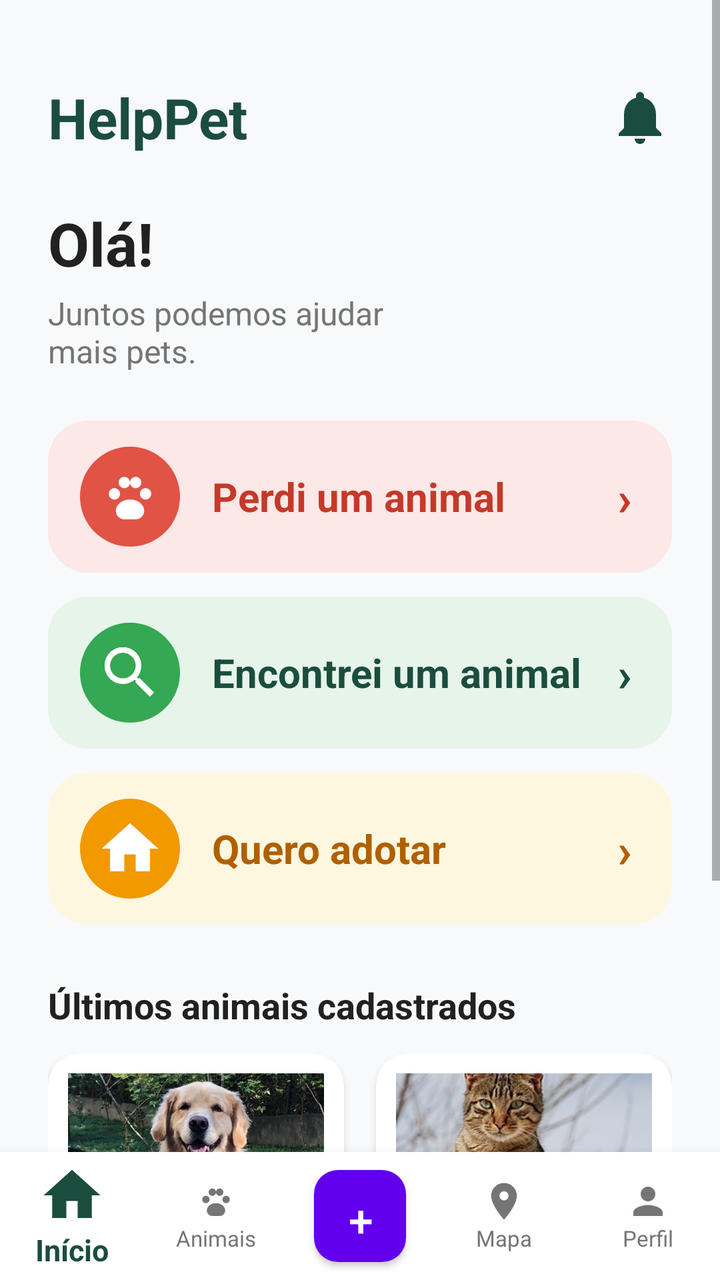
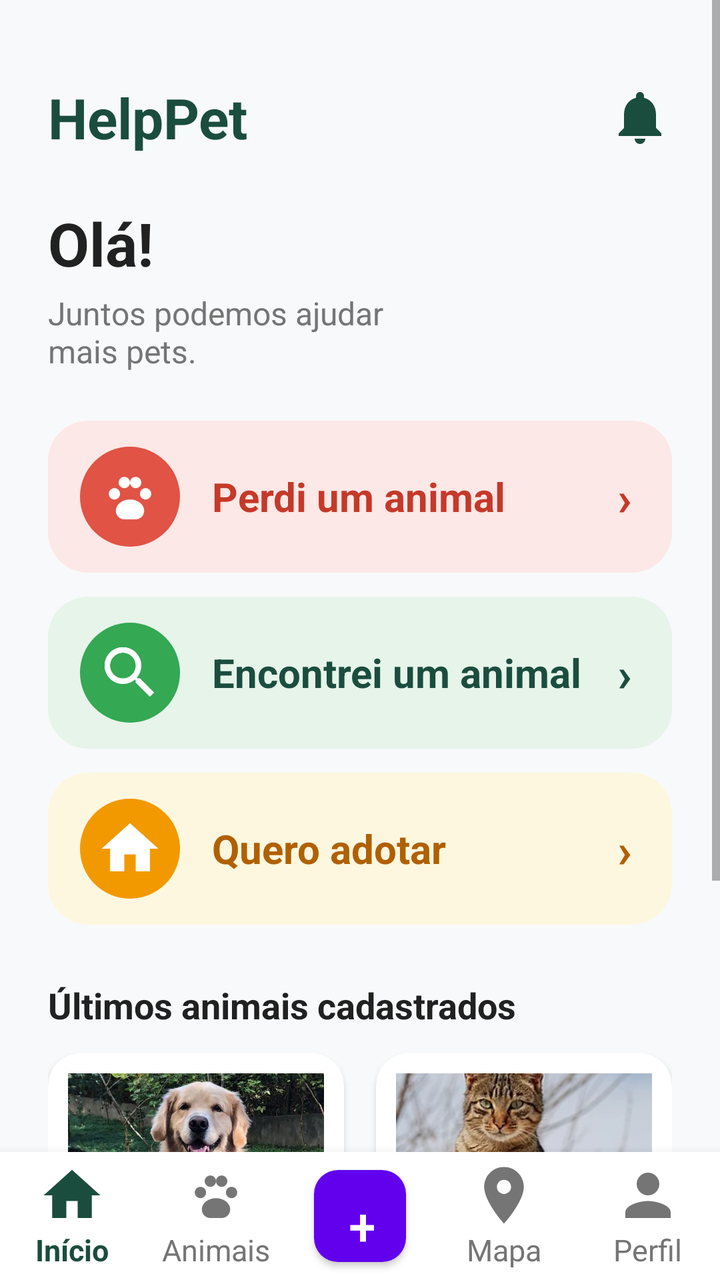

Screens rendered from an Android XML layout before and after an edit, with the pre-edit source and the edit as a unified diff.
<!-- AndroidManifest.xml: activity theme Theme.HelpPet -->
<!-- res/layout/activity_main.xml -->
<?xml version="1.0" encoding="utf-8"?>
<androidx.constraintlayout.widget.ConstraintLayout xmlns:android="http://schemas.android.com/apk/res/android"
    xmlns:app="http://schemas.android.com/apk/res-auto"
    android:layout_width="match_parent"
    android:layout_height="match_parent"
    android:background="@color/background_offwhite">

    <ScrollView
        android:layout_width="match_parent"
        android:layout_height="0dp"
        android:fillViewport="true"
        app:layout_constraintBottom_toTopOf="@id/bottomNavigation"
        app:layout_constraintTop_toTopOf="parent">

        <LinearLayout
            android:layout_width="match_parent"
            android:layout_height="wrap_content"
            android:orientation="vertical"
            android:padding="24dp">

            
            <RelativeLayout
                android:layout_width="match_parent"
                android:layout_height="wrap_content"
                android:layout_marginTop="16dp">

                <TextView
                    android:layout_width="wrap_content"
                    android:layout_height="wrap_content"
                    android:text="HelpPet"
                    android:textColor="@color/primary_green"
                    android:textSize="28sp"
                    android:textStyle="bold" />

                <ImageView
                    android:layout_width="32dp"
                    android:layout_height="32dp"
                    android:layout_alignParentEnd="true"
                    android:layout_centerVertical="true"
                    android:contentDescription="Notificações"
                    android:src="@drawable/ic_bell"
                    app:tint="@color/primary_green" />
            </RelativeLayout>

            
            <TextView
                android:layout_width="wrap_content"
                android:layout_height="wrap_content"
                android:layout_marginTop="24dp"
                android:text="Olá!"
                android:textColor="@color/text_primary"
                android:textSize="30sp"
                android:textStyle="bold" />

            <TextView
                android:layout_width="wrap_content"
                android:layout_height="wrap_content"
                android:layout_marginTop="4dp"
                android:text="Juntos podemos ajudar\nmais pets."
                android:textColor="@color/text_secondary"
                android:textSize="16sp" />

            
            <androidx.cardview.widget.CardView
                android:layout_width="match_parent"
                android:layout_height="76dp"
                android:layout_marginTop="24dp"
                app:cardBackgroundColor="#FCE8E6"
                app:cardCornerRadius="20dp"
                app:cardElevation="0dp">

                <RelativeLayout
                    android:layout_width="match_parent"
                    android:layout_height="match_parent"
                    android:paddingStart="16dp"
                    android:paddingEnd="20dp">

                    <FrameLayout
                        android:id="@+id/circle1"
                        android:layout_width="50dp"
                        android:layout_height="50dp"
                        android:layout_centerVertical="true">

                        <View
                            android:layout_width="match_parent"
                            android:layout_height="match_parent"
                            android:background="@drawable/bg_circle_red" />

                        <ImageView
                            android:layout_width="34dp"
                            android:layout_height="34dp"
                            android:layout_gravity="center"
                            android:src="@drawable/ic_perdi_alert"
                            app:tint="@android:color/white" />
                    </FrameLayout>

                    <TextView
                        android:layout_width="wrap_content"
                        android:layout_height="wrap_content"
                        android:layout_centerVertical="true"
                        android:layout_toEndOf="@id/circle1"
                        android:layout_marginStart="16dp"
                        android:text="Perdi um animal"
                        android:textColor="#C53929"
                        android:textSize="20sp"
                        android:textStyle="bold" />

                    <TextView
                        android:layout_width="wrap_content"
                        android:layout_height="wrap_content"
                        android:layout_alignParentEnd="true"
                        android:layout_centerVertical="true"
                        android:text="›"
                        android:textColor="#C53929"
                        android:textSize="24sp"
                        android:textStyle="bold" />
                </RelativeLayout>
            </androidx.cardview.widget.CardView>

            
            <androidx.cardview.widget.CardView
                android:layout_width="match_parent"
                android:layout_height="76dp"
                android:layout_marginTop="12dp"
                app:cardBackgroundColor="#E6F4EA"
                app:cardCornerRadius="20dp"
                app:cardElevation="0dp">

                <RelativeLayout
                    android:layout_width="match_parent"
                    android:layout_height="match_parent"
                    android:paddingStart="16dp"
                    android:paddingEnd="20dp">

                    <FrameLayout
                        android:id="@+id/circle2"
                        android:layout_width="50dp"
                        android:layout_height="50dp"
                        android:layout_centerVertical="true">

                        <View
                            android:layout_width="match_parent"
                            android:layout_height="match_parent"
                            android:background="@drawable/bg_circle_green" />

                        <ImageView
                            android:layout_width="34dp"
                            android:layout_height="34dp"
                            android:layout_gravity="center"
                            android:src="@drawable/ic_encontrei_pet"
                            app:tint="@android:color/white" />
                    </FrameLayout>

                    <TextView
                        android:layout_width="wrap_content"
                        android:layout_height="wrap_content"
                        android:layout_centerVertical="true"
                        android:layout_toEndOf="@id/circle2"
                        android:layout_marginStart="16dp"
                        android:text="Encontrei um animal"
                        android:textColor="@color/primary_green"
                        android:textSize="20sp"
                        android:textStyle="bold" />

                    <TextView
                        android:layout_width="wrap_content"
                        android:layout_height="wrap_content"
                        android:layout_alignParentEnd="true"
                        android:layout_centerVertical="true"
                        android:text="›"
                        android:textColor="@color/primary_green"
                        android:textSize="24sp"
                        android:textStyle="bold" />
                </RelativeLayout>
            </androidx.cardview.widget.CardView>

            
            <androidx.cardview.widget.CardView
                android:layout_width="match_parent"
                android:layout_height="76dp"
                android:layout_marginTop="12dp"
                app:cardBackgroundColor="#FEF7E0"
                app:cardCornerRadius="20dp"
                app:cardElevation="0dp">

                <RelativeLayout
                    android:layout_width="match_parent"
                    android:layout_height="match_parent"
                    android:paddingStart="16dp"
                    android:paddingEnd="20dp">

                    <FrameLayout
                        android:id="@+id/circle3"
                        android:layout_width="50dp"
                        android:layout_height="50dp"
                        android:layout_centerVertical="true">

                        <View
                            android:layout_width="match_parent"
                            android:layout_height="match_parent"
                            android:background="@drawable/bg_circle_orange" />

                        <ImageView
                            android:layout_width="34dp"
                            android:layout_height="34dp"
                            android:layout_gravity="center"
                            android:src="@drawable/ic_adotar"
                            app:tint="@android:color/white" />
                    </FrameLayout>

                    <TextView
                        android:layout_width="wrap_content"
                        android:layout_height="wrap_content"
                        android:layout_centerVertical="true"
                        android:layout_toEndOf="@id/circle3"
                        android:layout_marginStart="16dp"
                        android:text="Quero adotar"
                        android:textColor="#B06000"
                        android:textSize="20sp"
                        android:textStyle="bold" />

                    <TextView
                        android:layout_width="wrap_content"
                        android:layout_height="wrap_content"
                        android:layout_alignParentEnd="true"
                        android:layout_centerVertical="true"
                        android:text="›"
                        android:textColor="#B06000"
                        android:textSize="24sp"
                        android:textStyle="bold" />
                </RelativeLayout>
            </androidx.cardview.widget.CardView>

            
            <TextView
                android:layout_width="wrap_content"
                android:layout_height="wrap_content"
                android:layout_marginTop="28dp"
                android:text="Últimos animais cadastrados"
                android:textColor="@color/text_primary"
                android:textSize="18sp"
                android:textStyle="bold" />

            
            <LinearLayout
                android:layout_width="match_parent"
                android:layout_height="wrap_content"
                android:layout_marginTop="12dp"
                android:orientation="horizontal">

                
                <androidx.cardview.widget.CardView
                    android:layout_width="0dp"
                    android:layout_height="wrap_content"
                    android:layout_weight="1"
                    android:layout_marginEnd="8dp"
                    app:cardBackgroundColor="@color/white"
                    app:cardCornerRadius="16dp"
                    app:cardElevation="2dp">

                    <LinearLayout
                        android:layout_width="match_parent"
                        android:layout_height="wrap_content"
                        android:orientation="vertical"
                        android:padding="10dp">

                        <ImageView
                            android:layout_width="match_parent"
                            android:layout_height="110dp"
                            android:scaleType="centerCrop"
                            android:src="@drawable/golden"
                            android:contentDescription="Luna" />

                        <TextView
                            android:layout_width="wrap_content"
                            android:layout_height="wrap_content"
                            android:layout_marginTop="8dp"
                            android:text="Luna"
                            android:textColor="@color/text_primary"
                            android:textSize="16sp"
                            android:textStyle="bold" />

                        <TextView
                            android:layout_width="wrap_content"
                            android:layout_height="wrap_content"
                            android:layout_marginTop="4dp"
                            android:background="#FCE8E6"
                            android:paddingStart="6dp"
                            android:paddingEnd="6dp"
                            android:paddingBottom="2dp"
                            android:text="Desaparecido"
                            android:textColor="#C53929"
                            android:textSize="11sp"
                            android:textStyle="bold" />

                        <TextView
                            android:layout_width="wrap_content"
                            android:layout_height="wrap_content"
                            android:layout_marginTop="6dp"
                            android:text="Recife • 2 km"
                            android:textColor="@color/text_secondary"
                            android:textSize="12sp" />
                    </LinearLayout>
                </androidx.cardview.widget.CardView>

                
                <androidx.cardview.widget.CardView
                    android:layout_width="0dp"
                    android:layout_height="wrap_content"
                    android:layout_weight="1"
                    android:layout_marginStart="8dp"
                    app:cardBackgroundColor="@color/white"
                    app:cardCornerRadius="16dp"
                    app:cardElevation="2dp">

                    <LinearLayout
                        android:layout_width="match_parent"
                        android:layout_height="wrap_content"
                        android:orientation="vertical"
                        android:padding="10dp">

                        <ImageView
                            android:layout_width="match_parent"
                            android:layout_height="110dp"
                            android:scaleType="centerCrop"
                            android:src="@drawable/gato"
                            android:contentDescription="Mimi" />

                        <TextView
                            android:layout_width="wrap_content"
                            android:layout_height="wrap_content"
                            android:layout_marginTop="8dp"
                            android:text="Mimi"
                            android:textColor="@color/text_primary"
                            android:textSize="16sp"
                            android:textStyle="bold" />

                        <TextView
                            android:layout_width="wrap_content"
                            android:layout_height="wrap_content"
                            android:layout_marginTop="4dp"
                            android:background="#E6F4EA"
                            android:paddingStart="6dp"
                            android:paddingEnd="6dp"
                            android:paddingBottom="2dp"
                            android:text="Encontrado"
                            android:textColor="@color/primary_green"
                            android:textSize="11sp"
                            android:textStyle="bold" />

                        <TextView
                            android:layout_width="wrap_content"
                            android:layout_height="wrap_content"
                            android:layout_marginTop="6dp"
                            android:text="Recife • 4 km"
                            android:textColor="@color/text_secondary"
                            android:textSize="12sp" />
                    </LinearLayout>
                </androidx.cardview.widget.CardView>

            </LinearLayout>

        </LinearLayout>
    </ScrollView>

    
    <LinearLayout
        android:id="@+id/bottomNavigation"
        android:layout_width="match_parent"
        android:layout_height="64dp"
        android:background="@color/white"
        android:elevation="8dp"
        android:gravity="center"
        android:orientation="horizontal"
        app:layout_constraintBottom_toBottomOf="parent">

        <LinearLayout
            android:layout_width="0dp"
            android:layout_height="match_parent"
            android:layout_weight="1"
            android:gravity="center"
            android:orientation="vertical">
            <ImageView
                android:layout_width="34dp"
                android:layout_height="34dp"
                android:src="@drawable/ic_nav_home"
                app:tint="@color/primary_green"
                android:contentDescription="Início"/>
            <TextView
                android:layout_width="wrap_content"
                android:layout_height="wrap_content"
                android:text="Início"
                android:textColor="@color/primary_green"
                android:textSize="15sp"
                android:textStyle="bold" />
        </LinearLayout>

        <LinearLayout
            android:layout_width="0dp"
            android:layout_height="match_parent"
            android:layout_weight="1"
            android:gravity="center"
            android:orientation="vertical">
            <ImageView
                android:layout_width="22dp"
                android:layout_height="22dp"
                android:src="@drawable/ic_nav_pets"
                app:tint="@color/text_secondary"
                android:contentDescription="Animais"/>
            <TextView
                android:layout_width="wrap_content"
                android:layout_height="wrap_content"
                android:text="Animais"
                android:textColor="@color/text_secondary"
                android:textSize="11sp" />
        </LinearLayout>

        <FrameLayout
            android:layout_width="0dp"
            android:layout_height="match_parent"
            android:layout_weight="1">

            <Button
                android:layout_width="46dp"
                android:layout_height="46dp"
                android:layout_gravity="center"
                android:background="@drawable/bg_button_primary"
                android:text="+"
                android:textColor="@color/white"
                android:textSize="22sp" />
        </FrameLayout>

        <LinearLayout
            android:layout_width="0dp"
            android:layout_height="match_parent"
            android:layout_weight="1"
            android:gravity="center"
            android:orientation="vertical">
            <ImageView
                android:layout_width="22dp"
                android:layout_height="22dp"
                android:src="@drawable/ic_nav_map"
                app:tint="@color/text_secondary"
                android:contentDescription="Mapa"/>
            <TextView
                android:layout_width="wrap_content"
                android:layout_height="wrap_content"
                android:text="Mapa"
                android:textColor="@color/text_secondary"
                android:textSize="11sp" />
        </LinearLayout>

        <LinearLayout
            android:layout_width="0dp"
            android:layout_height="match_parent"
            android:layout_weight="1"
            android:gravity="center"
            android:orientation="vertical">
            <ImageView
                android:layout_width="22dp"
                android:layout_height="22dp"
                android:src="@drawable/ic_nav_profile"
                app:tint="@color/text_secondary"
                android:contentDescription="Perfil"/>
            <TextView
                android:layout_width="wrap_content"
                android:layout_height="wrap_content"
                android:text="Perfil"
                android:textColor="@color/text_secondary"
                android:textSize="11sp" />
        </LinearLayout>

    </LinearLayout>

</androidx.constraintlayout.widget.ConstraintLayout>
<!-- resources referenced by this layout -->
<resources>
  <color name="background_offwhite">#F8F9FA</color>
  <color name="primary_green">#1B4D3E</color>
  <color name="text_primary">#212121</color>
  <color name="text_secondary">#757575</color>
  <color name="white">#FFFFFF</color>
  <!-- drawable bg_button_primary (drawable) -->
  <?xml version="1.0" encoding="utf-8"?>
  <ripple xmlns:android="http://schemas.android.com/apk/res/android"
      android:color="#33FFFFFF">
      <item>
          <shape>
              <solid android:color="@color/primary_green" />
              <corners android:radius="12dp" />
          </shape>
      </item>
  </ripple>
  <!-- drawable bg_circle_green (drawable) -->
  <shape xmlns:android="http://schemas.android.com/apk/res/android"
      android:shape="oval">
      <solid android:color="#34A853"/>
  </shape>
  <!-- drawable bg_circle_orange (drawable) -->
  <shape xmlns:android="http://schemas.android.com/apk/res/android"
      android:shape="oval">
      <solid android:color="#F29900"/>
  </shape>
  <!-- drawable bg_circle_red (drawable) -->
  <shape xmlns:android="http://schemas.android.com/apk/res/android"
      android:shape="oval">
      <solid android:color="#E05345"/>
  </shape>
  <!-- drawable ic_adotar (drawable) -->
  <vector xmlns:android="http://schemas.android.com/apk/res/android"
      android:width="24dp"
      android:height="24dp"
      android:viewportWidth="24"
      android:viewportHeight="24">
      <path
          android:fillColor="@android:color/white"
          android:pathData="M10,20v-6h4v6h5v-8h3L12,3 2,12h3v8z"/>
  </vector>
  <!-- drawable ic_bell (drawable) -->
  <vector xmlns:android="http://schemas.android.com/apk/res/android"
      android:width="24dp"
      android:height="24dp"
      android:viewportWidth="24"
      android:viewportHeight="24">
      <path
          android:fillColor="@android:color/black"
          android:pathData="M12,22c1.1,0 2,-0.9 2,-2h-4c0,1.1 0.9,2 2,2zM18,16v-5c0,-3.07 -1.63,-5.64 -4.5,-6.32V4c0,-0.83 -0.67,-1.5 -1.5,-1.5s-1.5,0.67 -1.5,1.5v0.68C7.63,5.36 6,7.92 6,11v5l-2,2v1h16v-1l-2,-2z"/>
  </vector>
  <!-- drawable ic_encontrei_pet (drawable) -->
  <vector xmlns:android="http://schemas.android.com/apk/res/android"
      android:width="24dp"
      android:height="24dp"
      android:viewportWidth="24"
      android:viewportHeight="24">
      <path
          android:fillColor="@android:color/white"
          android:pathData="M15.5,14h-0.79l-0.28,-0.27C15.41,12.59 16,11.11 16,9.5 16,5.91 13.09,3 9.5,3S3,5.91 3,9.5 5.91,16 9.5,16c1.61,0 3.09,-0.59 4.23,-1.57l0.27,0.28v0.79l5,4.99L20.49,19l-4.99,-5zM9.5,14C7.01,14 5,11.99 5,9.5S7.01,5 9.5,5 14,7.01 14,9.5 11.99,14 9.5,14z"/>
  </vector>
  <!-- drawable ic_nav_home (drawable) -->
  <vector xmlns:android="http://schemas.android.com/apk/res/android"
      android:width="24dp"
      android:height="24dp"
      android:viewportWidth="24"
      android:viewportHeight="24">
      <path
          android:fillColor="@android:color/black"
          android:pathData="M10,20v-6h4v6h5v-8h3L12,3 2,12h3v8z"/>
  </vector>
  <!-- drawable ic_nav_map (drawable) -->
  <vector xmlns:android="http://schemas.android.com/apk/res/android"
      android:width="24dp"
      android:height="24dp"
      android:viewportWidth="24"
      android:viewportHeight="24">
      <path
          android:fillColor="@android:color/black"
          android:pathData="M12,2C8.13,2 5,5.13 5,9c0,5.25 7,13 7,13s7,-7.75 7,-13c0,-3.87 -3.13,-7 -7,-7zM12,11.5c-1.38,0 -2.5,-1.12 -2.5,-2.5s1.12,-2.5 2.5,-2.5 2.5,1.12 2.5,2.5 -1.12,2.5 -2.5,2.5z"/>
  </vector>
  <!-- drawable ic_nav_profile (drawable) -->
  <vector xmlns:android="http://schemas.android.com/apk/res/android"
      android:width="24dp"
      android:height="24dp"
      android:viewportWidth="24"
      android:viewportHeight="24">
      <path
          android:fillColor="@android:color/black"
          android:pathData="M12,12c2.21,0 4,-1.79 4,-4s-1.79,-4 -4,-4 -4,1.79 -4,4 1.79,4 4,4zM12,14c-2.67,0 -8,1.34 -8,4v2h16v-2c0,-2.66 -5.33,-4 -8,-4z"/>
  </vector>
  <style name="Theme.HelpPet" parent="Theme.MaterialComponents.DayNight.NoActionBar" />
  <!-- unchanged entries left out for length: 4 -->
</resources>

<!-- the commit's change to res/layout/activity_main.xml (unified diff, before → after) -->
@@ -62,6 +62,7 @@
 
             
             <androidx.cardview.widget.CardView
+                android:id="@+id/btn_perdi_animal"
                 android:layout_width="match_parent"
                 android:layout_height="76dp"
                 android:layout_marginTop="24dp"
@@ -119,6 +120,7 @@
 
             
             <androidx.cardview.widget.CardView
+                android:id="@+id/btn_encontrei_animal"
                 android:layout_width="match_parent"
                 android:layout_height="76dp"
                 android:layout_marginTop="12dp"
@@ -176,6 +178,7 @@
 
             
             <androidx.cardview.widget.CardView
+                android:id="@+id/btn_quero_adotar"
                 android:layout_width="match_parent"
                 android:layout_height="76dp"
                 android:layout_marginTop="12dp"
@@ -395,6 +398,45 @@
                 android:textStyle="bold" />
         </LinearLayout>
 
+        
+        <LinearLayout
+            android:id="@+id/nav_animais"
+            android:layout_width="0dp"
+            android:layout_height="match_parent"
+            android:layout_weight="1"
+            android:gravity="center"
+            android:orientation="vertical"
+            android:clickable="true"
+            android:focusable="true">
+            <ImageView
+                android:layout_width="34dp"
+                android:layout_height="34dp"
+                android:src="@drawable/ic_nav_pets"
+                app:tint="@color/text_secondary"
+                android:contentDescription="Animais"/>
+            <TextView
+                android:layout_width="wrap_content"
+                android:layout_height="wrap_content"
+                android:text="Animais"
+                android:textColor="@color/text_secondary"
+                android:textSize="15sp" />
+        </LinearLayout>
+
+        <FrameLayout
+            android:layout_width="0dp"
+            android:layout_height="match_parent"
+            android:layout_weight="1">
+
+            <Button
+                android:layout_width="46dp"
+                android:layout_height="46dp"
+                android:layout_gravity="center"
+                android:background="@drawable/bg_button_primary"
+                android:text="+"
+                android:textColor="@color/white"
+                android:textSize="26sp" />
+        </FrameLayout>
+
         <LinearLayout
             android:layout_width="0dp"
             android:layout_height="match_parent"
@@ -402,33 +444,18 @@
             android:gravity="center"
             android:orientation="vertical">
             <ImageView
-                android:layout_width="22dp"
-                android:layout_height="22dp"
-                android:src="@drawable/ic_nav_pets"
+                android:layout_width="34dp"
+                android:layout_height="34dp"
+                android:src="@drawable/ic_nav_map"
                 app:tint="@color/text_secondary"
-                android:contentDescription="Animais"/>
-            <TextView
-                android:layout_width="wrap_content"
-                android:layout_height="wrap_content"
-                android:text="Animais"
+                android:contentDescription="Mapa"/>
+            <TextView
+                android:layout_width="wrap_content"
+                android:layout_height="wrap_content"
+                android:text="Mapa"
                 android:textColor="@color/text_secondary"
-                android:textSize="11sp" />
+                android:textSize="15sp" />
         </LinearLayout>
-
-        <FrameLayout
-            android:layout_width="0dp"
-            android:layout_height="match_parent"
-            android:layout_weight="1">
-
-            <Button
-                android:layout_width="46dp"
-                android:layout_height="46dp"
-                android:layout_gravity="center"
-                android:background="@drawable/bg_button_primary"
-                android:text="+"
-                android:textColor="@color/white"
-                android:textSize="22sp" />
-        </FrameLayout>
 
         <LinearLayout
             android:layout_width="0dp"
@@ -437,28 +464,8 @@
             android:gravity="center"
             android:orientation="vertical">
             <ImageView
-                android:layout_width="22dp"
-                android:layout_height="22dp"
-                android:src="@drawable/ic_nav_map"
-                app:tint="@color/text_secondary"
-                android:contentDescription="Mapa"/>
-            <TextView
-                android:layout_width="wrap_content"
-                android:layout_height="wrap_content"
-                android:text="Mapa"
-                android:textColor="@color/text_secondary"
-                android:textSize="11sp" />
-        </LinearLayout>
-
-        <LinearLayout
-            android:layout_width="0dp"
-            android:layout_height="match_parent"
-            android:layout_weight="1"
-            android:gravity="center"
-            android:orientation="vertical">
-            <ImageView
-                android:layout_width="22dp"
-                android:layout_height="22dp"
+                android:layout_width="34dp"
+                android:layout_height="34dp"
                 android:src="@drawable/ic_nav_profile"
                 app:tint="@color/text_secondary"
                 android:contentDescription="Perfil"/>
@@ -467,7 +474,7 @@
                 android:layout_height="wrap_content"
                 android:text="Perfil"
                 android:textColor="@color/text_secondary"
-                android:textSize="11sp" />
+                android:textSize="15sp" />
         </LinearLayout>
 
     </LinearLayout>
